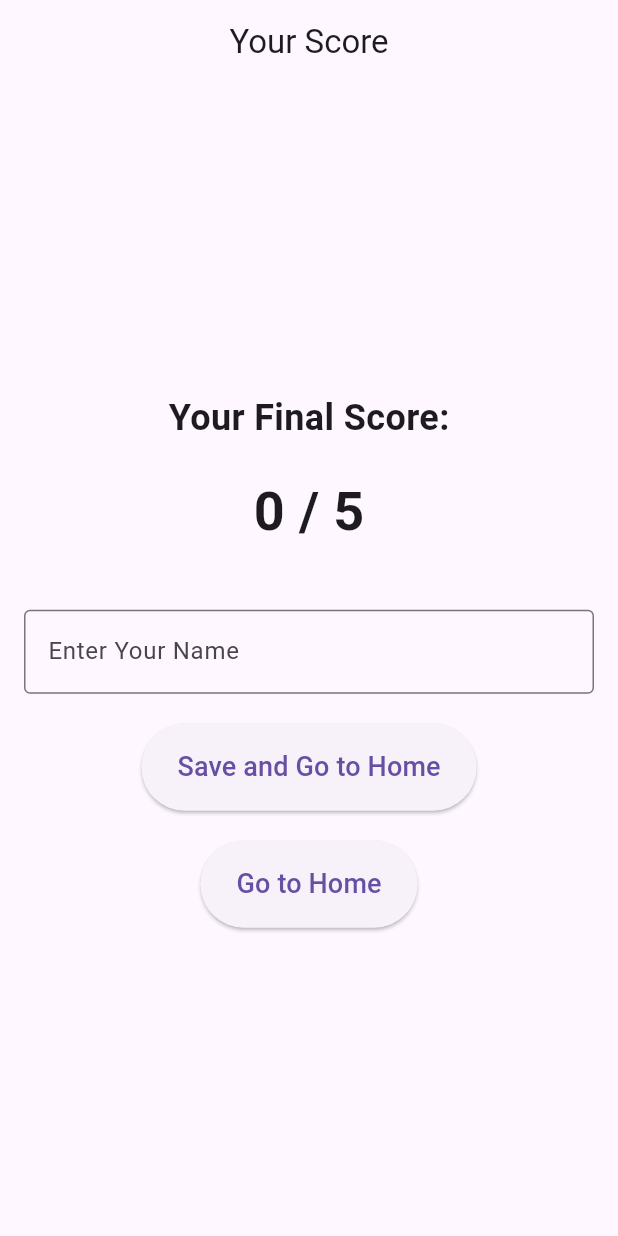
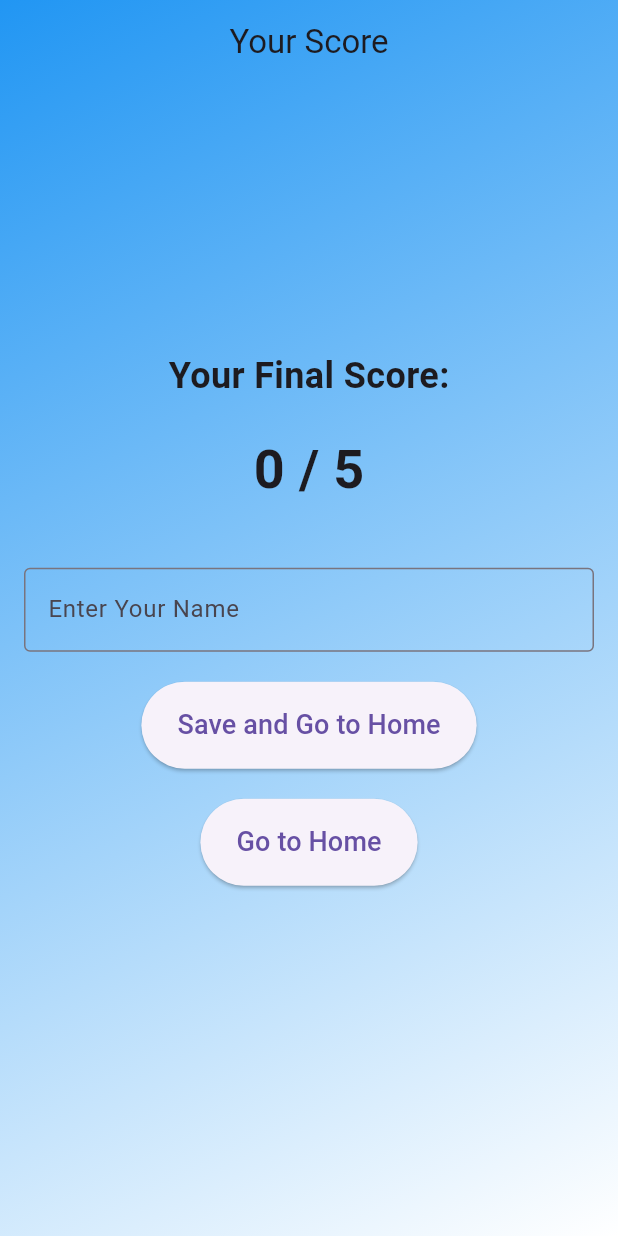
Before and after one commit to Wln3z219/mobile_app_project, a Flutter app: the ScorePage screen opened directly with empty values, on a phone screen of 412 x 824 dp. Run offline on Flutter 3.47's test engine with Material 3 defaults, Android fonts, the phone set to English and light mode, and no system bars; our stand-ins replace shared_preferences; missing offline and left inert: mongo_dart; accounts and stored records are empty.

Commit message:
background added for all pages

```diff
--- a/lib/questionpage.dart
+++ b/lib/questionpage.dart
@@ -147,6 +147,7 @@ class _QuestionPageState extends State<QuestionPage> {
         title: Text("Questions - ${widget.mode['mode']}"),
       ),
       body: Container(
+        padding: EdgeInsets.only(top : 75),
         decoration: const BoxDecoration(
           gradient: LinearGradient(
             begin: Alignment.topLeft,
--- a/lib/scorepage.dart
+++ b/lib/scorepage.dart
@@ -34,11 +34,9 @@ class _ScorePageState extends State<ScorePage> {
   Future<void> _saveHistoryAndNavigateHome() async {
     if (_nameController.text.trim().isEmpty) {
       // Show an error if the name is empty
-      ScaffoldMessenger.of(context).showSnackBar(
-        const SnackBar(
-          content: Text("Please enter your name."),
-        ),
-      );
+      ScaffoldMessenger.of(
+        context,
+      ).showSnackBar(const SnackBar(content: Text("Please enter your name.")));
       return;
     }
     setState(() {
@@ -46,18 +44,19 @@ class _ScorePageState extends State<ScorePage> {
     });
     try {
       await saveHistory(
-          _nameController.text.trim(), widget.mode, widget.score); // Save the history
+        _nameController.text.trim(),
+        widget.mode,
+        widget.score,
+      ); // Save the history
       // Navigate back to the home page after saving
       if (mounted) {
         _navigateToHome();
       }
     } catch (e) {
       print("Error while saving to history: $e");
-      ScaffoldMessenger.of(context).showSnackBar(
-        SnackBar(
-          content: Text("Error saving history : $e"),
-        ),
-      );
+      ScaffoldMessenger.of(
+        context,
+      ).showSnackBar(SnackBar(content: Text("Error saving history : $e")));
     } finally {
       if (mounted) {
         setState(() {
@@ -70,11 +69,25 @@ class _ScorePageState extends State<ScorePage> {
   @override
   Widget build(BuildContext context) {
     return Scaffold(
+      extendBodyBehindAppBar: true,
       appBar: AppBar(
         title: const Text("Your Score"),
         automaticallyImplyLeading: false,
+        backgroundColor: Colors.transparent,
+        elevation: 0,
       ),
-      body: Center(
+      body: Container(
+        decoration: const BoxDecoration(
+          gradient: LinearGradient(
+            begin: Alignment.topLeft,
+            end: Alignment.bottomRight,
+            colors: [
+              Colors.blue,
+              Colors.white,
+            ],
+          ),
+        ),
+        child: Center(
           child: Padding(
             padding: const EdgeInsets.all(16.0),
             child: Column(
@@ -87,8 +100,10 @@ class _ScorePageState extends State<ScorePage> {
                 const SizedBox(height: 20),
                 Text(
                   "${widget.score} / 5",
-                style:
-                    const TextStyle(fontSize: 36, fontWeight: FontWeight.bold),
+                  style: const TextStyle(
+                    fontSize: 36,
+                    fontWeight: FontWeight.bold,
+                  ),
                 ),
                 const SizedBox(height: 40),
                 TextField(
@@ -101,26 +116,33 @@ class _ScorePageState extends State<ScorePage> {
                 const SizedBox(height: 20),
                 _isSaving
                     ? const CircularProgressIndicator()
-                  : Column( // Changed Row to Column
+                    : Column(
+                      // Changed Row to Column
                       mainAxisAlignment: MainAxisAlignment.center,
                       children: [
                         ElevatedButton(
                           onPressed: _saveHistoryAndNavigateHome,
                           style: ElevatedButton.styleFrom(
                             padding: const EdgeInsets.symmetric(
-                                vertical: 16.0, horizontal: 24.0),
+                              vertical: 16.0,
+                              horizontal: 24.0,
+                            ),
                           ),
                           child: const Text(
                             "Save and Go to Home",
                             style: TextStyle(fontSize: 18),
                           ),
                         ),
-                         const SizedBox(height: 20), // added a SizedBox for spacing
+                        const SizedBox(
+                          height: 20,
+                        ), // added a SizedBox for spacing
                         ElevatedButton(
                           onPressed: _navigateToHome,
                           style: ElevatedButton.styleFrom(
                             padding: const EdgeInsets.symmetric(
-                                vertical: 16.0, horizontal: 24.0),
+                              vertical: 16.0,
+                              horizontal: 24.0,
+                            ),
                           ),
                           child: const Text(
                             "Go to Home",
@@ -133,6 +155,7 @@ class _ScorePageState extends State<ScorePage> {
             ),
           ),
         ),
+      ),
     );
   }
 }
```
Also changed, not shown: lib/aboutuspage.dart (+15 -6 lines), lib/detailpage.dart (+24 -4 lines), lib/historypage.dart (+16 -1 lines). Lines whose indentation alone changed are shown as unchanged.
